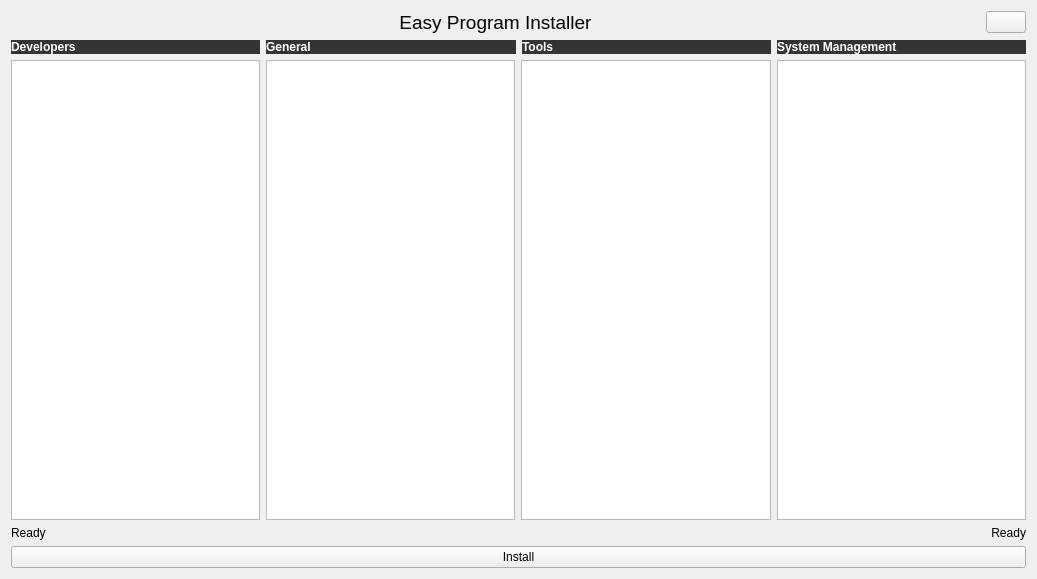
Before: the Qt Designer form mainwindow.ui in eminfedar/easyprograminstaller, drawn with Qt 5.
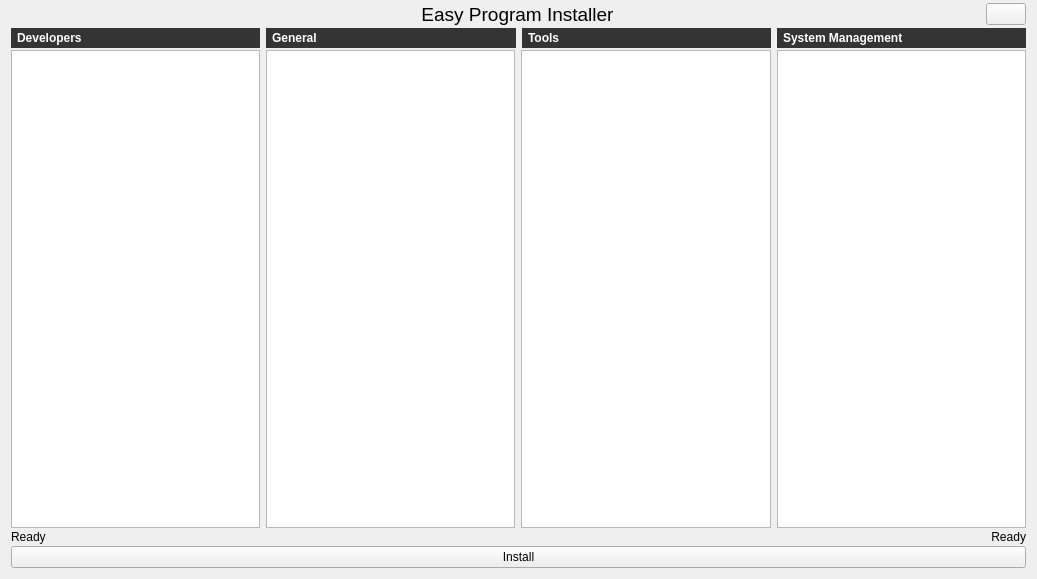
After: the same form once the commit is applied. Icons and pictures are not drawn.

```diff
--- a/mainwindow.ui
+++ b/mainwindow.ui
@@ -18,8 +18,27 @@
   </property>
   <widget class="QWidget" name="centralWidget">
    <layout class="QVBoxLayout" name="verticalLayout">
+    <property name="spacing">
+     <number>2</number>
+    </property>
+    <property name="topMargin">
+     <number>3</number>
+    </property>
     <item>
      <layout class="QHBoxLayout" name="horizontalLayout_4">
+      <item>
+       <spacer name="horizontalSpacer">
+        <property name="orientation">
+         <enum>Qt::Horizontal</enum>
+        </property>
+        <property name="sizeHint" stdset="0">
+         <size>
+          <width>44</width>
+          <height>20</height>
+         </size>
+        </property>
+       </spacer>
+      </item>
       <item>
        <widget class="QLabel" name="header">
         <property name="sizePolicy">
@@ -90,7 +109,8 @@
         <property name="styleSheet">
          <string notr="true">background-color: rgb(52, 52, 52);
 color: rgb(255, 255, 255);
-font-weight:bold;</string>
+font-weight:bold;
+padding:3px;</string>
         </property>
         <property name="text">
          <string>Developers</string>
@@ -108,7 +128,8 @@
         <property name="styleSheet">
          <string notr="true">background-color: rgb(52, 52, 52);
 color: rgb(255, 255, 255);
-font-weight:bold;</string>
+font-weight:bold;
+padding:3px;</string>
         </property>
         <property name="text">
          <string>General</string>
@@ -123,29 +144,11 @@
           <verstretch>0</verstretch>
          </sizepolicy>
         </property>
-        <property name="sizeIncrement">
-         <size>
-          <width>0</width>
-          <height>0</height>
-         </size>
-        </property>
-        <property name="baseSize">
-         <size>
-          <width>0</width>
-          <height>0</height>
-         </size>
-        </property>
-        <property name="font">
-         <font>
-          <weight>75</weight>
-          <bold>true</bold>
-         </font>
-        </property>
         <property name="styleSheet">
          <string notr="true">background-color: rgb(52, 52, 52);
 color: rgb(255, 255, 255);
 font-weight:bold;
-</string>
+padding:3px;</string>
         </property>
         <property name="text">
          <string>Tools</string>
@@ -163,7 +166,8 @@
         <property name="styleSheet">
          <string notr="true">background-color: rgb(52, 52, 52);
 color: rgb(255, 255, 255);
-font-weight:bold;</string>
+font-weight:bold;
+padding:3px;</string>
         </property>
         <property name="text">
          <string>System Management</string>
```
Left out of the diff: 10 changed lines with no effect on the pictures.
